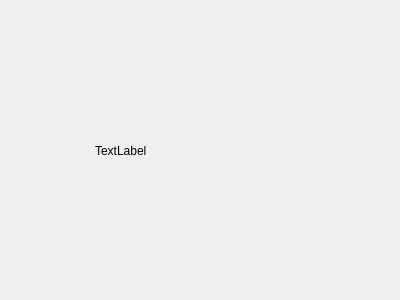
Qt form responsewindow.ui (DuncanBauer/WineryTours) before a commit.
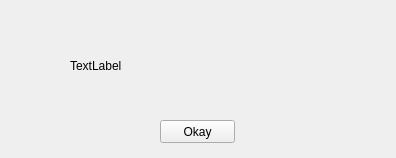
The same form after that commit.

```diff
--- a/responsewindow.ui
+++ b/responsewindow.ui
@@ -6,8 +6,8 @@
    <rect>
     <x>0</x>
     <y>0</y>
-    <width>400</width>
-    <height>300</height>
+    <width>396</width>
+    <height>158</height>
    </rect>
   </property>
   <property name="windowTitle">
@@ -16,16 +16,41 @@
   <widget class="QLabel" name="label">
    <property name="geometry">
     <rect>
-     <x>95</x>
-     <y>60</y>
-     <width>211</width>
-     <height>181</height>
+     <x>70</x>
+     <y>30</y>
+     <width>251</width>
+     <height>71</height>
     </rect>
    </property>
    <property name="text">
     <string>TextLabel</string>
    </property>
   </widget>
+  <widget class="QPushButton" name="pushButton">
+   <property name="geometry">
+    <rect>
+     <x>160</x>
+     <y>120</y>
+     <width>75</width>
+     <height>23</height>
+    </rect>
+   </property>
+   <property name="minimumSize">
+    <size>
+     <width>75</width>
+     <height>23</height>
+    </size>
+   </property>
+   <property name="maximumSize">
+    <size>
+     <width>75</width>
+     <height>23</height>
+    </size>
+   </property>
+   <property name="text">
+    <string>Okay</string>
+   </property>
+  </widget>
  </widget>
  <resources/>
  <connections/>
```
